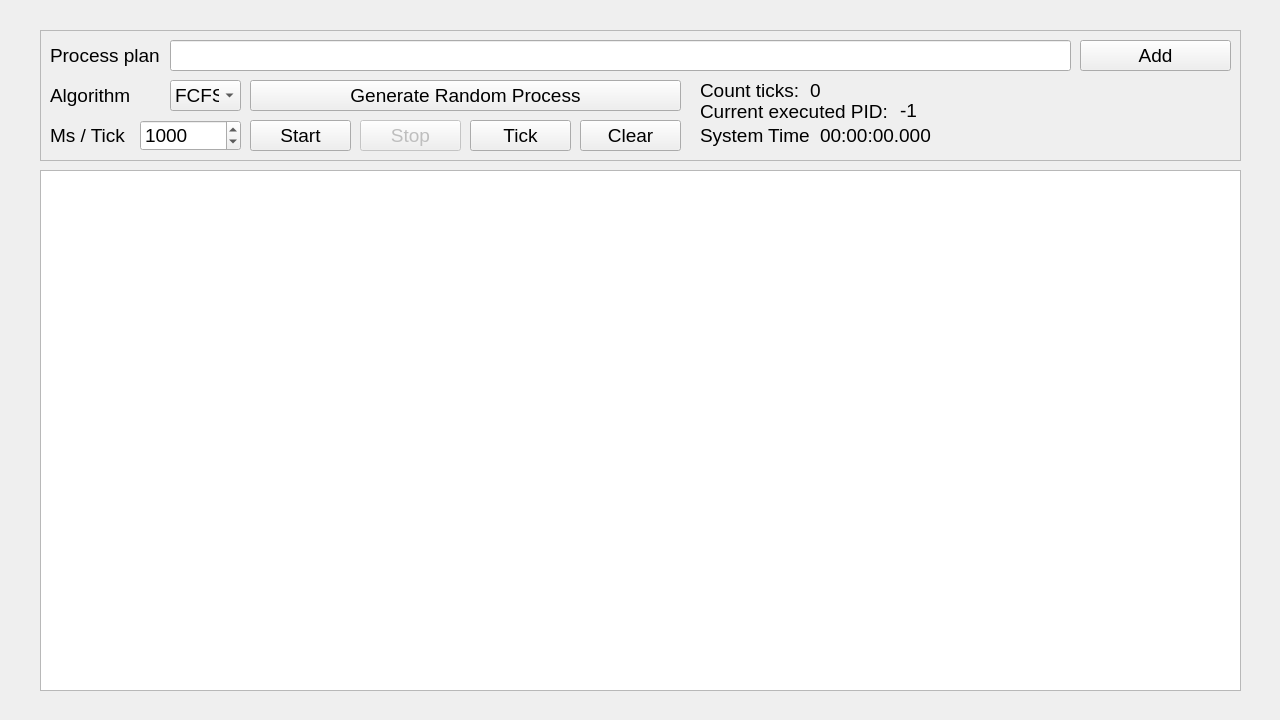
Above: lab3/QtLab3/mainwindow.ui from MrSago/Operating-Systems-for-Susu before the change. Below: the same form after it.
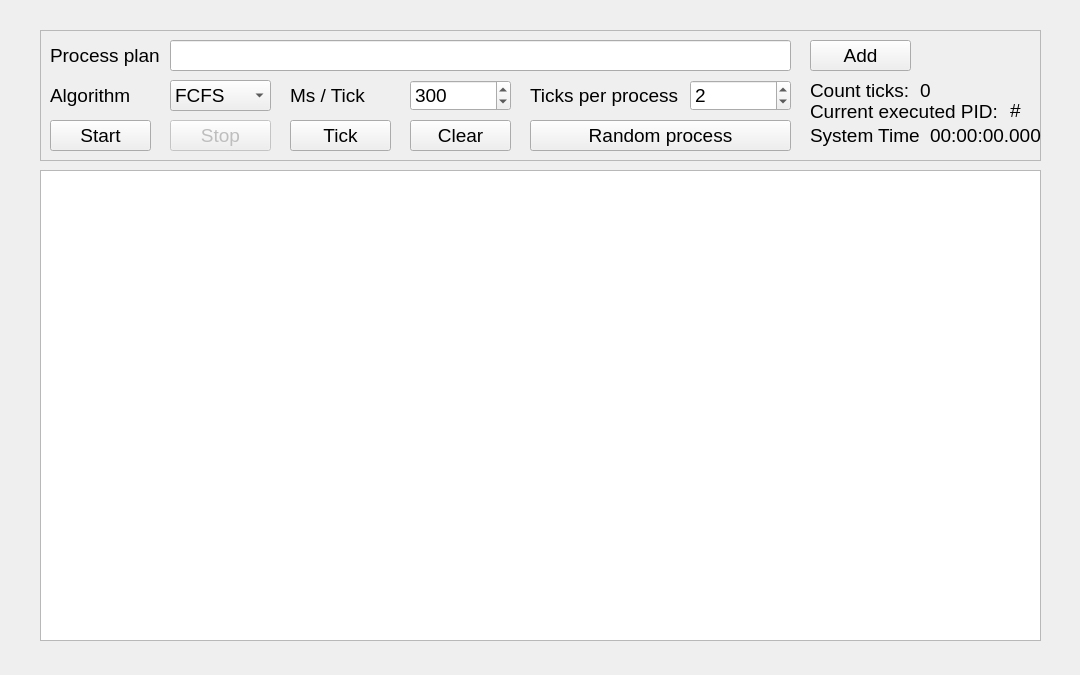
That is the form after the change.

What changed in the file:
```diff
--- a/lab3/QtLab3/mainwindow.ui
+++ b/lab3/QtLab3/mainwindow.ui
@@ -6,8 +6,8 @@
    <rect>
     <x>0</x>
     <y>0</y>
-    <width>1280</width>
-    <height>720</height>
+    <width>1080</width>
+    <height>675</height>
    </rect>
   </property>
   <property name="sizePolicy">
@@ -18,14 +18,14 @@
   </property>
   <property name="minimumSize">
    <size>
-    <width>1280</width>
-    <height>720</height>
+    <width>1080</width>
+    <height>675</height>
    </size>
   </property>
   <property name="maximumSize">
    <size>
-    <width>1280</width>
-    <height>720</height>
+    <width>1080</width>
+    <height>675</height>
    </size>
   </property>
   <property name="windowTitle">
@@ -37,8 +37,8 @@
      <rect>
       <x>40</x>
       <y>170</y>
-      <width>1201</width>
-      <height>521</height>
+      <width>1001</width>
+      <height>471</height>
      </rect>
     </property>
     <property name="font">
@@ -61,7 +61,7 @@
      <rect>
       <x>40</x>
       <y>30</y>
-      <width>1201</width>
+      <width>1001</width>
       <height>131</height>
      </rect>
     </property>
@@ -74,9 +74,9 @@
     <widget class="QPushButton" name="buttonRandomProcess">
      <property name="geometry">
       <rect>
-       <x>210</x>
-       <y>50</y>
-       <width>431</width>
+       <x>490</x>
+       <y>90</y>
+       <width>261</width>
        <height>31</height>
       </rect>
      </property>
@@ -86,14 +86,14 @@
       </font>
      </property>
      <property name="text">
-      <string>Generate Random Process</string>
+      <string>Random process</string>
      </property>
     </widget>
     <widget class="QLabel" name="labelMsQuant">
      <property name="geometry">
       <rect>
-       <x>10</x>
-       <y>90</y>
+       <x>250</x>
+       <y>50</y>
        <width>81</width>
        <height>31</height>
       </rect>
@@ -112,7 +112,7 @@
       <rect>
        <x>130</x>
        <y>10</y>
-       <width>901</width>
+       <width>621</width>
        <height>31</height>
       </rect>
      </property>
@@ -149,9 +149,9 @@
     <widget class="QPushButton" name="buttonAddProcess">
      <property name="geometry">
       <rect>
-       <x>1040</x>
+       <x>770</x>
        <y>10</y>
-       <width>151</width>
+       <width>101</width>
        <height>31</height>
       </rect>
      </property>
@@ -167,8 +167,8 @@
     <widget class="QSpinBox" name="spinBoxMsQuant">
      <property name="geometry">
       <rect>
-       <x>100</x>
-       <y>90</y>
+       <x>370</x>
+       <y>50</y>
        <width>101</width>
        <height>31</height>
       </rect>
@@ -179,13 +179,13 @@
       </font>
      </property>
      <property name="minimum">
-      <number>1</number>
+      <number>0</number>
      </property>
      <property name="maximum">
       <number>100000</number>
      </property>
      <property name="value">
-      <number>1000</number>
+      <number>300</number>
      </property>
     </widget>
     <widget class="QComboBox" name="cbChooseAlgo">
@@ -193,7 +193,7 @@
       <rect>
        <x>130</x>
        <y>50</y>
-       <width>71</width>
+       <width>101</width>
        <height>31</height>
       </rect>
      </property>
@@ -234,7 +234,7 @@
     <widget class="QPushButton" name="buttonStart">
      <property name="geometry">
       <rect>
-       <x>210</x>
+       <x>10</x>
        <y>90</y>
        <width>101</width>
        <height>31</height>
@@ -255,7 +255,7 @@
      </property>
      <property name="geometry">
       <rect>
-       <x>320</x>
+       <x>130</x>
        <y>90</y>
        <width>101</width>
        <height>31</height>
@@ -273,7 +273,7 @@
     <widget class="QPushButton" name="buttonTick">
      <property name="geometry">
       <rect>
-       <x>430</x>
+       <x>250</x>
        <y>90</y>
        <width>101</width>
        <height>31</height>
@@ -291,7 +291,7 @@
     <widget class="QPushButton" name="buttonClear">
      <property name="geometry">
       <rect>
-       <x>540</x>
+       <x>370</x>
        <y>90</y>
        <width>101</width>
        <height>31</height>
@@ -309,7 +309,7 @@
     <widget class="QLabel" name="labelViewTime">
      <property name="geometry">
       <rect>
-       <x>780</x>
+       <x>890</x>
        <y>90</y>
        <width>111</width>
        <height>31</height>
@@ -327,7 +327,7 @@
     <widget class="QLabel" name="labelViewCountTicks">
      <property name="geometry">
       <rect>
-       <x>770</x>
+       <x>880</x>
        <y>50</y>
        <width>71</width>
        <height>20</height>
@@ -345,7 +345,7 @@
     <widget class="QLabel" name="labelCountTIcks">
      <property name="geometry">
       <rect>
-       <x>660</x>
+       <x>770</x>
        <y>50</y>
        <width>101</width>
        <height>20</height>
@@ -363,9 +363,9 @@
     <widget class="QLabel" name="labelViewPID">
      <property name="geometry">
       <rect>
-       <x>860</x>
+       <x>970</x>
        <y>70</y>
-       <width>71</width>
+       <width>21</width>
        <height>20</height>
       </rect>
      </property>
@@ -375,13 +375,13 @@
       </font>
      </property>
      <property name="text">
-      <string>-1</string>
+      <string>#</string>
      </property>
     </widget>
     <widget class="QLabel" name="labelCurrentExPID">
      <property name="geometry">
       <rect>
-       <x>660</x>
+       <x>770</x>
        <y>71</y>
        <width>191</width>
        <height>20</height>
@@ -399,7 +399,7 @@
     <widget class="QLabel" name="labelSystemTime">
      <property name="geometry">
       <rect>
-       <x>660</x>
+       <x>770</x>
        <y>90</y>
        <width>111</width>
        <height>31</height>
@@ -414,6 +414,48 @@
       <string>&lt;html&gt;&lt;head/&gt;&lt;body&gt;&lt;p&gt;&lt;span style=&quot; font-size:14pt;&quot;&gt;System Time: &lt;/span&gt;&lt;/p&gt;&lt;/body&gt;&lt;/html&gt;</string>
      </property>
     </widget>
+    <widget class="QSpinBox" name="spinBoxTicks">
+     <property name="geometry">
+      <rect>
+       <x>650</x>
+       <y>50</y>
+       <width>101</width>
+       <height>31</height>
+      </rect>
+     </property>
+     <property name="font">
+      <font>
+       <pointsize>14</pointsize>
+      </font>
+     </property>
+     <property name="minimum">
+      <number>0</number>
+     </property>
+     <property name="maximum">
+      <number>100000</number>
+     </property>
+     <property name="value">
+      <number>2</number>
+     </property>
+    </widget>
+    <widget class="QLabel" name="labelTicksPerProc">
+     <property name="geometry">
+      <rect>
+       <x>490</x>
+       <y>50</y>
+       <width>151</width>
+       <height>31</height>
+      </rect>
+     </property>
+     <property name="font">
+      <font>
+       <pointsize>14</pointsize>
+      </font>
+     </property>
+     <property name="text">
+      <string>Ticks per process</string>
+     </property>
+    </widget>
    </widget>
   </widget>
  </widget>
```
Left out of the diff: 3 changed lines with no effect on the pictures.
